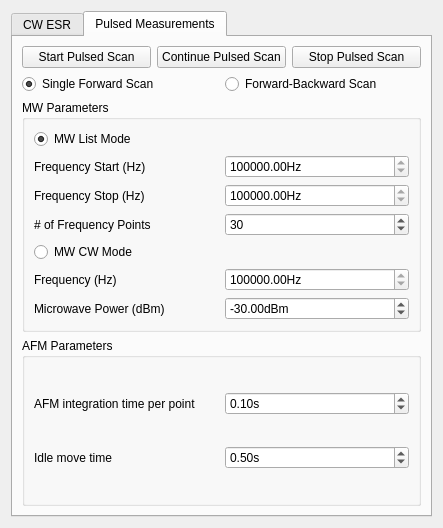
Old version of the form gui/qafm/ui_quantitative_mode.ui in the repository sriharijayaram5/qudi.
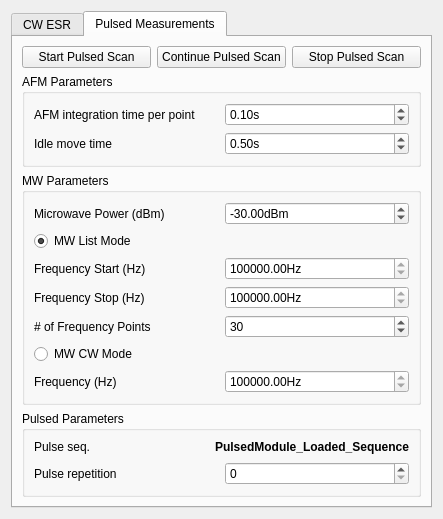
New version of the form. Custom widgets are drawn as their Qt base class.

Commit message: initial debugged pulsed SPM commit

```diff
--- a/gui/qafm/ui_quantitative_mode.ui
+++ b/gui/qafm/ui_quantitative_mode.ui
@@ -7,7 +7,7 @@
     <x>0</x>
     <y>0</y>
     <width>410</width>
-    <height>469</height>
+    <height>474</height>
    </rect>
   </property>
   <property name="windowTitle">
@@ -26,8 +26,8 @@
       <attribute name="title">
        <string>CW ESR</string>
       </attribute>
-      <layout class="QVBoxLayout" name="verticalLayout_2">
-       <item>
+      <layout class="QGridLayout" name="gridLayout_5">
+       <item row="0" column="0">
         <layout class="QHBoxLayout" name="horizontalLayout">
          <item>
           <widget class="QPushButton" name="Start_QM_PushButton">
@@ -55,34 +55,7 @@
          </item>
         </layout>
        </item>
-       <item>
-        <layout class="QHBoxLayout" name="horizontalLayout_2">
-         <item>
-          <widget class="QRadioButton" name="scan_dir_fw_RadioButton">
-           <property name="toolTip">
-            <string>&lt;html&gt;&lt;head/&gt;&lt;body&gt;&lt;p&gt;Linewise scan, from left to right. &lt;br/&gt;When the scanner finalized its line, &lt;br/&gt;a new one will start from left &lt;br/&gt;(and &lt;span style=&quot; font-weight:600;&quot;&gt;not&lt;/span&gt; in a snake-wise fashion!)&lt;/p&gt;&lt;/body&gt;&lt;/html&gt;</string>
-           </property>
-           <property name="text">
-            <string>Single Forward Scan</string>
-           </property>
-           <property name="checked">
-            <bool>true</bool>
-           </property>
-          </widget>
-         </item>
-         <item>
-          <widget class="QRadioButton" name="scan_dir_fw_bw_RadioButton">
-           <property name="toolTip">
-            <string>&lt;html&gt;&lt;head/&gt;&lt;body&gt;&lt;p&gt;Scan forward starting from left and when line is completed, &lt;br/&gt;scan on the same way backwards. The two scans will appear&lt;br/&gt;as separate scans in the main window.&lt;/p&gt;&lt;/body&gt;&lt;/html&gt;</string>
-           </property>
-           <property name="text">
-            <string>Forward-Backward Scan</string>
-           </property>
-          </widget>
-         </item>
-        </layout>
-       </item>
-       <item>
+       <item row="1" column="0">
         <widget class="QGroupBox" name="groupBox">
          <property name="title">
           <string>AFM Parameters</string>
@@ -140,7 +113,7 @@
          </layout>
         </widget>
        </item>
-       <item>
+       <item row="2" column="0">
         <widget class="QGroupBox" name="groupBox_2">
          <property name="title">
           <string>ESR Parameters</string>
@@ -307,46 +280,14 @@
          </layout>
         </widget>
        </item>
-       <item>
-        <widget class="QGroupBox" name="groupBox_3">
-         <property name="title">
-          <string>Optimizer during Measurement</string>
-         </property>
-         <layout class="QGridLayout" name="gridLayout_4">
-          <item row="0" column="0">
-           <widget class="QLabel" name="label_9">
-            <property name="toolTip">
-             <string>&lt;html&gt;&lt;head/&gt;&lt;body&gt;&lt;p&gt;The period between objective optimizations.  This value is transfered to the overall periodic optimizer.&lt;/p&gt;&lt;/body&gt;&lt;/html&gt;</string>
-            </property>
-            <property name="text">
-             <string>Optimizer Period (s)</string>
-            </property>
-           </widget>
-          </item>
-          <item row="0" column="1">
-           <widget class="ScienSpinBox" name="optimizer_period_DoubleSpinBox">
-            <property name="suffix">
-             <string>s</string>
-            </property>
-            <property name="maximum">
-             <number>10000</number>
-            </property>
-            <property name="value">
-             <number>100</number>
-            </property>
-           </widget>
-          </item>
-         </layout>
-        </widget>
-       </item>
       </layout>
      </widget>
      <widget class="QWidget" name="Tab2">
       <attribute name="title">
        <string>Pulsed Measurements</string>
       </attribute>
-      <layout class="QVBoxLayout" name="verticalLayout_3">
-       <item>
+      <layout class="QGridLayout" name="gridLayout_4">
+       <item row="0" column="0">
         <layout class="QHBoxLayout" name="horizontalLayout_3">
          <item>
           <widget class="QPushButton" name="Start_Pulsed_PushButton">
@@ -374,39 +315,103 @@
          </item>
         </layout>
        </item>
-       <item>
-        <layout class="QHBoxLayout" name="horizontalLayout_4">
-         <item>
-          <widget class="QRadioButton" name="scan_dir_fw_RadioButton_2">
-           <property name="toolTip">
-            <string>&lt;html&gt;&lt;head/&gt;&lt;body&gt;&lt;p&gt;Linewise scan, from left to right. &lt;br/&gt;When the scanner finalized its line, &lt;br/&gt;a new one will start from left &lt;br/&gt;(and &lt;span style=&quot; font-weight:600;&quot;&gt;not&lt;/span&gt; in a snake-wise fashion!)&lt;/p&gt;&lt;/body&gt;&lt;/html&gt;</string>
-           </property>
-           <property name="text">
-            <string>Single Forward Scan</string>
-           </property>
-           <property name="checked">
-            <bool>true</bool>
-           </property>
-          </widget>
-         </item>
-         <item>
-          <widget class="QRadioButton" name="scan_dir_fw_bw_RadioButton_2">
-           <property name="toolTip">
-            <string>&lt;html&gt;&lt;head/&gt;&lt;body&gt;&lt;p&gt;Scan forward starting from left and when line is completed, &lt;br/&gt;scan on the same way backwards. The two scans will appear&lt;br/&gt;as separate scans in the main window.&lt;/p&gt;&lt;/body&gt;&lt;/html&gt;</string>
-           </property>
-           <property name="text">
-            <string>Forward-Backward Scan</string>
-           </property>
-          </widget>
-         </item>
-        </layout>
+       <item row="1" column="0">
+        <widget class="QGroupBox" name="groupBox_5">
+         <property name="title">
+          <string>AFM Parameters</string>
+         </property>
+         <layout class="QGridLayout" name="gridLayout_6">
+          <item row="0" column="0">
+           <widget class="QLabel" name="label_17">
+            <property name="text">
+             <string>AFM integration time per point</string>
+            </property>
+           </widget>
+          </item>
+          <item row="0" column="1">
+           <widget class="ScienDSpinBox" name="afm_int_time_DoubleSpinBox_2">
+            <property name="suffix">
+             <string>s</string>
+            </property>
+            <property name="singleStep">
+             <double>0.100000000000000</double>
+            </property>
+            <property name="value">
+             <double>0.100000000000000</double>
+            </property>
+           </widget>
+          </item>
+          <item row="1" column="1">
+           <widget class="ScienDSpinBox" name="idle_move_time_QDoubleSpinBox_2">
+            <property name="toolTip">
+             <string>&lt;html&gt;&lt;head/&gt;&lt;body&gt;&lt;p&gt;The time the scanner should take during an idle move, i.e. when it drives to a new position, or to travel to the next starting position if the end line was reached in a single forward scan.&lt;/p&gt;&lt;p&gt;Default is 0.5s.&lt;/p&gt;&lt;/body&gt;&lt;/html&gt;</string>
+            </property>
+            <property name="suffix">
+             <string>s</string>
+            </property>
+            <property name="minimum">
+             <double>0.100000000000000</double>
+            </property>
+            <property name="singleStep">
+             <double>0.100000000000000</double>
+            </property>
+            <property name="value">
+             <double>0.500000000000000</double>
+            </property>
+           </widget>
+          </item>
+          <item row="1" column="0">
+           <widget class="QLabel" name="label_16">
+            <property name="toolTip">
+             <string>&lt;html&gt;&lt;head/&gt;&lt;body&gt;&lt;p&gt;The time the scanner should take during an idle move, i.e. when it drives to a new position, or to travel to the next starting position if the end line was reached in a single forward scan.&lt;/p&gt;&lt;/body&gt;&lt;/html&gt;</string>
+            </property>
+            <property name="text">
+             <string>Idle move time</string>
+            </property>
+           </widget>
+          </item>
+         </layout>
+        </widget>
        </item>
-       <item>
+       <item row="2" column="0">
         <widget class="QGroupBox" name="groupBox_4">
          <property name="title">
           <string>MW Parameters</string>
          </property>
          <layout class="QVBoxLayout" name="verticalLayout_4">
+          <item>
+           <layout class="QHBoxLayout" name="horizontalLayout_9">
+            <item>
+             <widget class="QLabel" name="label_14">
+              <property name="text">
+               <string>Microwave Power (dBm)</string>
+              </property>
+             </widget>
+            </item>
+            <item>
+             <widget class="ScienDSpinBox" name="mw_power_DoubleSpinBox_2">
+              <property name="suffix">
+               <string>dBm</string>
+              </property>
+              <property name="decimals">
+               <number>2</number>
+              </property>
+              <property name="minimum">
+               <double>-50.000000000000000</double>
+              </property>
+              <property name="maximum">
+               <double>40.000000000000000</double>
+              </property>
+              <property name="singleStep">
+               <double>0.100000000000000</double>
+              </property>
+              <property name="value">
+               <double>-30.000000000000000</double>
+              </property>
+             </widget>
+            </item>
+           </layout>
+          </item>
           <item>
            <widget class="QRadioButton" name="mw_list_mode_RadioButton">
             <property name="toolTip">
@@ -524,7 +529,7 @@
              </widget>
             </item>
             <item>
-             <widget class="ScienDSpinBox" name="cw_freq_start_DoubleSpinBox">
+             <widget class="ScienDSpinBox" name="cw_freq_DoubleSpinBox">
               <property name="suffix">
                <string>Hz</string>
               </property>
@@ -544,96 +549,59 @@
             </item>
            </layout>
           </item>
-          <item>
-           <layout class="QHBoxLayout" name="horizontalLayout_9">
-            <item>
-             <widget class="QLabel" name="label_14">
-              <property name="text">
-               <string>Microwave Power (dBm)</string>
-              </property>
-             </widget>
-            </item>
-            <item>
-             <widget class="ScienDSpinBox" name="mw_power_DoubleSpinBox_2">
-              <property name="suffix">
-               <string>dBm</string>
-              </property>
-              <property name="decimals">
-               <number>2</number>
-              </property>
-              <property name="minimum">
-               <double>-50.000000000000000</double>
-              </property>
-              <property name="maximum">
-               <double>40.000000000000000</double>
-              </property>
-              <property name="singleStep">
-               <double>0.100000000000000</double>
-              </property>
-              <property name="value">
-               <double>-30.000000000000000</double>
-              </property>
-             </widget>
-            </item>
-           </layout>
-          </item>
          </layout>
         </widget>
        </item>
-       <item>
-        <widget class="QGroupBox" name="groupBox_5">
+       <item row="3" column="0">
+        <widget class="QGroupBox" name="groupBox_6">
          <property name="title">
-          <string>AFM Parameters</string>
+          <string>Pulsed Parameters</string>
          </property>
-         <layout class="QGridLayout" name="gridLayout_6">
-          <item row="1" column="0">
-           <widget class="QLabel" name="label_16">
-            <property name="toolTip">
-             <string>&lt;html&gt;&lt;head/&gt;&lt;body&gt;&lt;p&gt;The time the scanner should take during an idle move, i.e. when it drives to a new position, or to travel to the next starting position if the end line was reached in a single forward scan.&lt;/p&gt;&lt;/body&gt;&lt;/html&gt;</string>
-            </property>
-            <property name="text">
-             <string>Idle move time</string>
-            </property>
-           </widget>
-          </item>
+         <layout class="QGridLayout" name="gridLayout">
           <item row="0" column="0">
-           <widget class="QLabel" name="label_17">
-            <property name="text">
-             <string>AFM integration time per point</string>
-            </property>
-           </widget>
+           <layout class="QFormLayout" name="formLayout">
+            <item row="0" column="0">
+             <widget class="QLabel" name="label_19">
+              <property name="text">
+               <string>Pulse seq.</string>
+              </property>
+             </widget>
+            </item>
+            <item row="0" column="1">
+             <widget class="QLabel" name="loaded_sequence_label">
+              <property name="font">
+               <font>
+                <family>Segoe UI</family>
+                <weight>75</weight>
+                <bold>true</bold>
+               </font>
+              </property>
+              <property name="text">
+               <string>PulsedModule_Loaded_Sequence</string>
+              </property>
+              <property name="alignment">
+               <set>Qt::AlignRight|Qt::AlignTrailing|Qt::AlignVCenter</set>
+              </property>
+             </widget>
+            </item>
+           </layout>
           </item>
-          <item row="0" column="1">
-           <widget class="ScienDSpinBox" name="afm_int_time_DoubleSpinBox_2">
-            <property name="suffix">
-             <string>s</string>
-            </property>
-            <property name="singleStep">
-             <double>0.100000000000000</double>
-            </property>
-            <property name="value">
-             <double>0.100000000000000</double>
-            </property>
-           </widget>
-          </item>
-          <item row="1" column="1">
-           <widget class="ScienDSpinBox" name="idle_move_time_QDoubleSpinBox_2">
-            <property name="toolTip">
-             <string>&lt;html&gt;&lt;head/&gt;&lt;body&gt;&lt;p&gt;The time the scanner should take during an idle move, i.e. when it drives to a new position, or to travel to the next starting position if the end line was reached in a single forward scan.&lt;/p&gt;&lt;p&gt;Default is 0.5s.&lt;/p&gt;&lt;/body&gt;&lt;/html&gt;</string>
-            </property>
-            <property name="suffix">
-             <string>s</string>
-            </property>
-            <property name="minimum">
-             <double>0.100000000000000</double>
-            </property>
-            <property name="singleStep">
-             <double>0.100000000000000</double>
-            </property>
-            <property name="value">
-             <double>0.500000000000000</double>
-            </property>
-           </widget>
+          <item row="1" column="0">
+           <layout class="QHBoxLayout" name="horizontalLayout_2">
+            <item>
+             <widget class="QLabel" name="label_18">
+              <property name="toolTip">
+               <string>&lt;html&gt;&lt;head/&gt;&lt;body&gt;&lt;p&gt;The time the scanner should take during an idle move, i.e. when it drives to a new position, or to travel to the next starting position if the end line was reached in a single forward scan.&lt;/p&gt;&lt;/body&gt;&lt;/html&gt;</string>
+              </property>
+              <property name="text">
+               <string>Pulse repetition</string>
+              </property>
+             </widget>
+            </item>
+            <item>
+             <widget class="QSpinBox" name="pulse_repetition_spinBox"/>
+            </item>
+           </layout>
           </item>
          </layout>
         </widget>
```
The commit also changes 5 other files.
